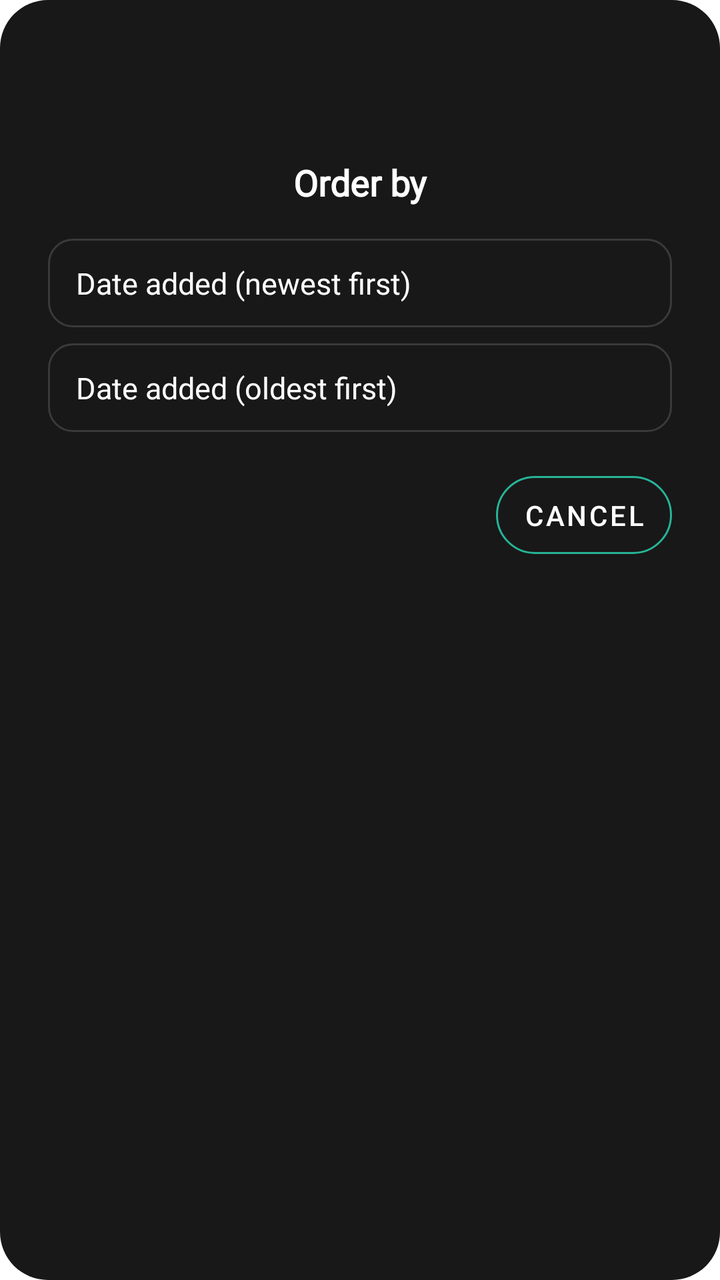
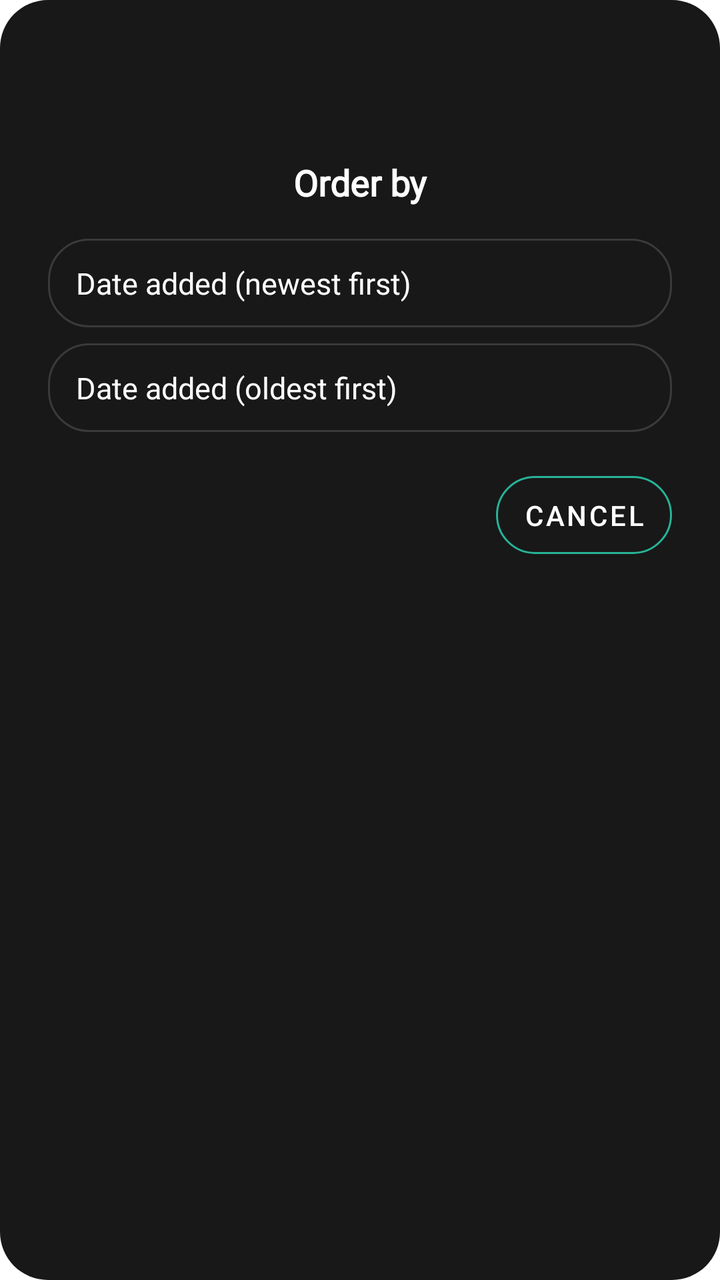

Before-and-after screenshots of an Android layout around one commit, followed by the original layout XML and the change that was made.
<!-- AndroidManifest.xml: application theme Theme.Fision -->
<!-- res/layout/order_by_dialog.xml -->
<?xml version="1.0" encoding="utf-8"?>
<LinearLayout
    xmlns:android="http://schemas.android.com/apk/res/android"
    xmlns:app="http://schemas.android.com/apk/res-auto"
    android:orientation="vertical"
    android:layout_width="wrap_content"
    android:layout_height="wrap_content"
    android:minWidth="300dp"
    android:padding="24dp"
    android:background="@drawable/delete_dialogbg">

    <ImageView
        android:layout_width="match_parent"
        android:layout_height="40dp"
        android:src="@raw/ic_orderby"
        android:scaleType="fitCenter"
        android:layout_marginBottom="10dp" />

    <TextView
        android:id="@+id/tv_orderByDialog_title"
        android:layout_width="match_parent"
        android:layout_height="wrap_content"
        android:gravity="center"
        android:paddingStart="20dp"
        android:paddingTop="5dp"
        android:paddingEnd="20dp"
        android:text="@string/order_by_title"
        android:textColor="@color/AppWhite"
        android:fontFamily="@font/yugothic_ui_regular"
        android:textSize="18sp"
        android:textStyle="bold"
        android:layout_marginBottom="16dp" />

    <TextView
        android:id="@+id/tv_orderByOption_desc"
        android:layout_width="match_parent"
        android:layout_height="wrap_content"
        android:gravity="start|center_vertical"
        android:paddingStart="14dp"
        android:paddingEnd="14dp"
        android:paddingTop="12dp"
        android:paddingBottom="12dp"
        android:text="@string/order_by_date_desc"
        android:textColor="@color/AppWhite"
        android:fontFamily="@font/yugothic_ui_regular"
        android:textSize="15sp"
        android:background="@drawable/dialog_option_inactive"
        android:clickable="true"
        android:focusable="true"
        android:layout_marginBottom="8dp" />

    <TextView
        android:id="@+id/tv_orderByOption_asc"
        android:layout_width="match_parent"
        android:layout_height="wrap_content"
        android:gravity="start|center_vertical"
        android:paddingStart="14dp"
        android:paddingEnd="14dp"
        android:paddingTop="12dp"
        android:paddingBottom="12dp"
        android:text="@string/order_by_date_asc"
        android:textColor="@color/AppWhite"
        android:fontFamily="@font/yugothic_ui_regular"
        android:textSize="15sp"
        android:background="@drawable/dialog_option_inactive"
        android:clickable="true"
        android:focusable="true"
        android:layout_marginBottom="16dp" />

    <com.google.android.material.button.MaterialButton
        android:id="@+id/b_orderByCancel"
        style="@style/Widget.MaterialComponents.Button.OutlinedButton"
        android:layout_width="wrap_content"
        android:layout_height="wrap_content"
        android:layout_gravity="end"
        android:padding="10dp"
        android:text="@android:string/cancel"
        android:textColor="@color/AppWhite"
        app:strokeColor="@color/colorPrimary"
        app:rippleColor="@color/colorPrimary"
        app:cornerRadius="30dp" />

</LinearLayout>
<!-- resources referenced by this layout -->
<resources>
  <color name="AppWhite">#FFFFFF</color>
  <color name="colorPrimary">#27B397</color>
  <!-- drawable delete_dialogbg (drawable) -->
  <?xml version="1.0" encoding="utf-8"?>
  <shape xmlns:android="http://schemas.android.com/apk/res/android">
      <solid android:color="#181818" />
      <corners android:radius="24dp" />
  </shape>
  <!-- drawable dialog_option_inactive (drawable) -->
  <?xml version="1.0" encoding="utf-8"?>
  <shape xmlns:android="http://schemas.android.com/apk/res/android"
      android:shape="rectangle">
      <corners android:radius="12dp" />
      <stroke
          android:width="1dp"
          android:color="#3A3A3A" />
      <solid android:color="@android:color/transparent" />
  </shape>
  <string name="order_by_date_asc">Date added (oldest first)</string>
  <string name="order_by_date_desc">Date added (newest first)</string>
  <string name="order_by_title">Order by</string>
  <style name="Theme.Fision" parent="Theme.MaterialComponents.DayNight.DarkActionBar">
          
          <item name="colorPrimary">@color/colorPrimary</item>
          <item name="colorPrimaryVariant">@color/purple_700</item>
          <item name="colorOnPrimary">@color/white</item>
          
          <item name="colorSecondary">@color/teal_200</item>
          <item name="colorSecondaryVariant">@color/teal_700</item>
          <item name="colorOnSecondary">@color/black</item>
          
          <item name="android:statusBarColor">?attr/colorPrimaryVariant</item>
          
      </style>
  <color name="purple_700">#FF3700B3</color>
  <color name="white">#FFFFFFFF</color>
  <color name="teal_200">#FF03DAC5</color>
  <color name="teal_700">#FF018786</color>
  <color name="black">#FF000000</color>
</resources>

<!-- the commit's change to res/layout/order_by_dialog.xml (unified diff, before → after) -->
@@ -78,6 +78,6 @@
         android:textColor="@color/AppWhite"
         app:strokeColor="@color/colorPrimary"
         app:rippleColor="@color/colorPrimary"
-        app:cornerRadius="30dp" />
+        app:cornerRadius="20dp" />
 
 </LinearLayout>
<!-- resource entries referenced after the edit -->
@@ -12,7 +12,7 @@
   <?xml version="1.0" encoding="utf-8"?>
   <shape xmlns:android="http://schemas.android.com/apk/res/android"
       android:shape="rectangle">
-      <corners android:radius="12dp" />
+      <corners android:radius="20dp" />
       <stroke
           android:width="1dp"
           android:color="#3A3A3A" />
